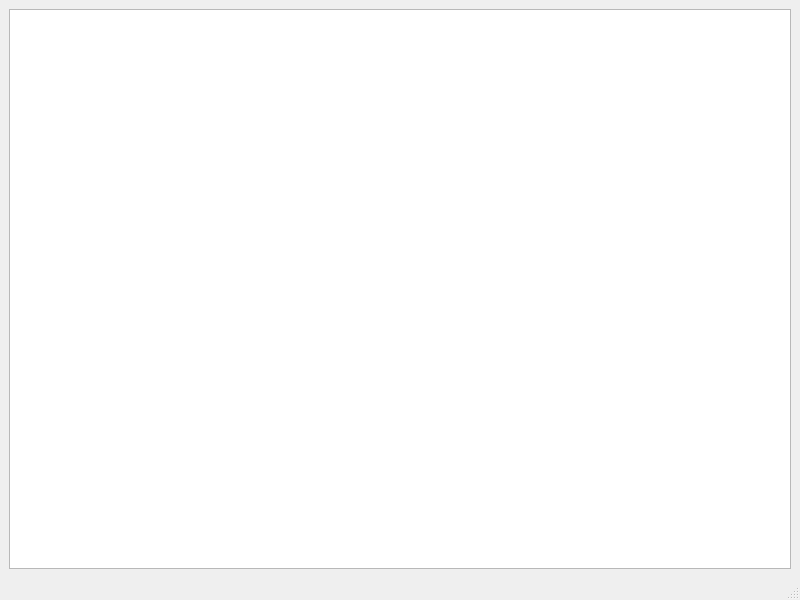
First picture: the form in sources/gui/mainwindow.ui, repository jacquetc/Qt-Clean-Architecture, before the edit.
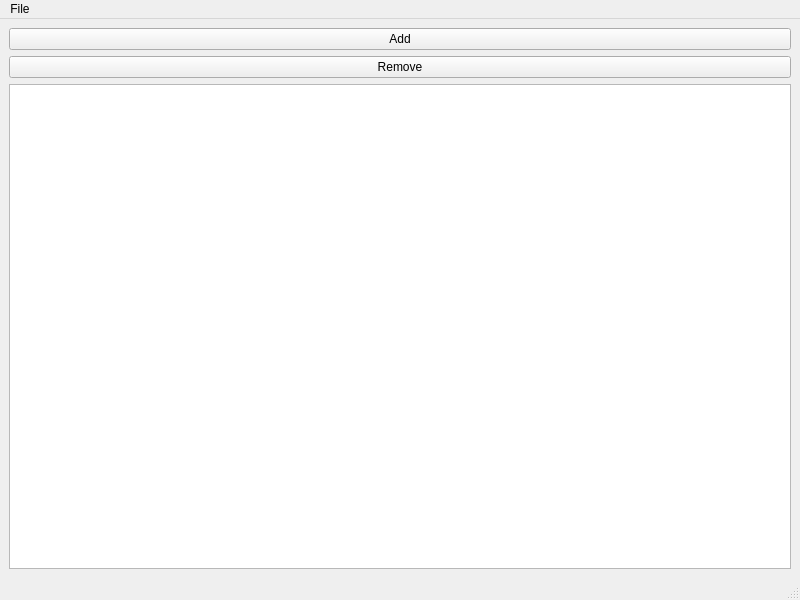
Second picture: the form after the edit.

```diff
--- a/sources/gui/mainwindow.ui
+++ b/sources/gui/mainwindow.ui
@@ -15,6 +15,20 @@
   </property>
   <widget class="QWidget" name="centralwidget">
    <layout class="QVBoxLayout" name="verticalLayout">
+    <item>
+     <widget class="QPushButton" name="addPushButton">
+      <property name="text">
+       <string>Add</string>
+      </property>
+     </widget>
+    </item>
+    <item>
+     <widget class="QPushButton" name="removePushButton">
+      <property name="text">
+       <string>Remove</string>
+      </property>
+     </widget>
+    </item>
     <item>
      <widget class="QListWidget" name="listWidget"/>
     </item>
@@ -29,6 +43,15 @@
      <height>37</height>
     </rect>
    </property>
+   <widget class="QMenu" name="menuFile">
+    <property name="title">
+     <string>File</string>
+    </property>
+    <addaction name="actionload"/>
+    <addaction name="actionsave_as"/>
+    <addaction name="actionsave"/>
+   </widget>
+   <addaction name="menuFile"/>
   </widget>
   <widget class="QStatusBar" name="statusbar"/>
  </widget>
```
Left out of the diff: 15 changed lines with no effect on the pictures.
